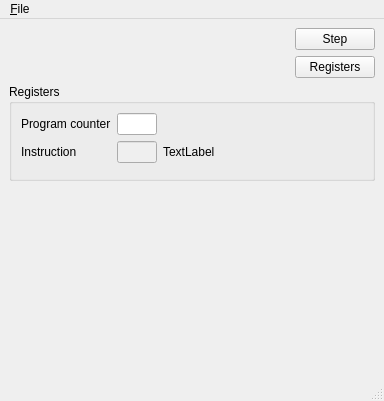
The window that ui/ui/MainWindow.ui (mlafroce/avr-avogadro) describes before a commit, drawn with Qt 5.
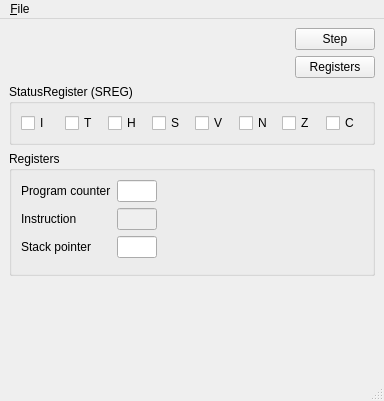
The same window after the commit. Custom widgets are drawn as their Qt base class.

The edit to the form file:
```diff
--- a/ui/ui/MainWindow.ui
+++ b/ui/ui/MainWindow.ui
@@ -66,6 +66,71 @@
       </item>
      </layout>
     </item>
+    <item>
+     <widget class="QGroupBox" name="groupBox">
+      <property name="title">
+       <string>StatusRegister (SREG)</string>
+      </property>
+      <layout class="QHBoxLayout" name="checkboxLayout">
+       <item>
+        <widget class="QCheckBox" name="iCheckbox">
+         <property name="text">
+          <string>I</string>
+         </property>
+        </widget>
+       </item>
+       <item>
+        <widget class="QCheckBox" name="tCheckBox">
+         <property name="text">
+          <string>T</string>
+         </property>
+        </widget>
+       </item>
+       <item>
+        <widget class="QCheckBox" name="hCheckbox">
+         <property name="text">
+          <string>H</string>
+         </property>
+        </widget>
+       </item>
+       <item>
+        <widget class="QCheckBox" name="sCheckBox">
+         <property name="text">
+          <string>S</string>
+         </property>
+        </widget>
+       </item>
+       <item>
+        <widget class="QCheckBox" name="vCheckbox">
+         <property name="text">
+          <string>V</string>
+         </property>
+        </widget>
+       </item>
+       <item>
+        <widget class="QCheckBox" name="nCheckBox">
+         <property name="text">
+          <string>N</string>
+         </property>
+        </widget>
+       </item>
+       <item>
+        <widget class="QCheckBox" name="zCheckbox">
+         <property name="text">
+          <string>Z</string>
+         </property>
+        </widget>
+       </item>
+       <item>
+        <widget class="QCheckBox" name="cCheckBox">
+         <property name="text">
+          <string>C</string>
+         </property>
+        </widget>
+       </item>
+      </layout>
+     </widget>
+    </item>
     <item>
      <widget class="QGroupBox" name="registerGroupBox">
       <property name="title">
@@ -104,8 +169,8 @@
            </property>
            <property name="sizeHint" stdset="0">
             <size>
-             <width>40</width>
-             <height>20</height>
+             <width>0</width>
+             <height>0</height>
             </size>
            </property>
           </spacer>
@@ -131,12 +196,9 @@
           </widget>
          </item>
          <item row="1" column="2">
-          <layout class="QHBoxLayout" name="horizontalLayout">
+          <layout class="QHBoxLayout" name="decodedInstHorizontalLayout">
            <item>
             <widget class="QLabel" name="decodedInstructionLabel">
-             <property name="text">
-              <string>TextLabel</string>
-             </property>
             </widget>
            </item>
            <item>
@@ -146,14 +208,44 @@
              </property>
              <property name="sizeHint" stdset="0">
               <size>
-               <width>40</width>
-               <height>20</height>
+               <width>0</width>
+               <height>0</height>
               </size>
              </property>
             </spacer>
            </item>
           </layout>
          </item>
+         <item row="2" column="0">
+          <widget class="QLabel" name="stackPointerLabel">
+           <property name="text">
+            <string>Stack pointer</string>
+           </property>
+          </widget>
+         </item>
+         <item row="2" column="1">
+          <widget class="NumericEdit" name="stackPointerEdit">
+           <property name="maximumSize">
+            <size>
+             <width>40</width>
+             <height>16777215</height>
+            </size>
+           </property>
+          </widget>
+         </item>
+         <item row="2" column="2">
+          <spacer name="horizontalSpacer_5">
+           <property name="orientation">
+            <enum>Qt::Horizontal</enum>
+           </property>
+           <property name="sizeHint" stdset="0">
+            <size>
+             <width>0</width>
+             <height>0</height>
+            </size>
+           </property>
+          </spacer>
+         </item>
         </layout>
        </item>
        <item>
@@ -169,8 +261,8 @@
       </property>
       <property name="sizeHint" stdset="0">
        <size>
-        <width>20</width>
-        <height>40</height>
+        <width>0</width>
+        <height>0</height>
        </size>
       </property>
      </spacer>
@@ -211,6 +303,11 @@
    <header>RegisterWidget.h</header>
    <container>1</container>
   </customwidget>
+  <customwidget>
+   <class>NumericEdit</class>
+   <extends>QLineEdit</extends>
+   <header>NumericEdit.h</header>
+  </customwidget>
  </customwidgets>
  <resources/>
  <connections>
```
Left out of the diff: 8 changed lines with no effect on the pictures.
